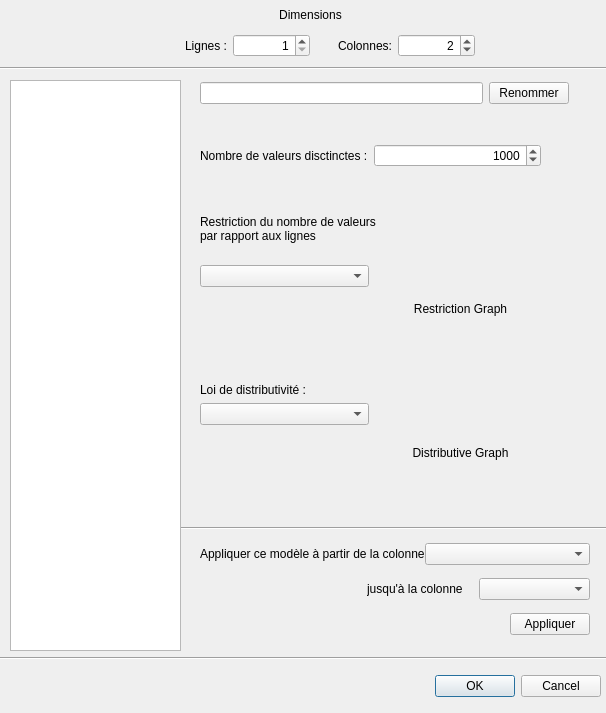
Above: QT-src/randomization/generation_dialog.ui from Golgoo/IHM-MoonProject before the change. Below: the same form after it.
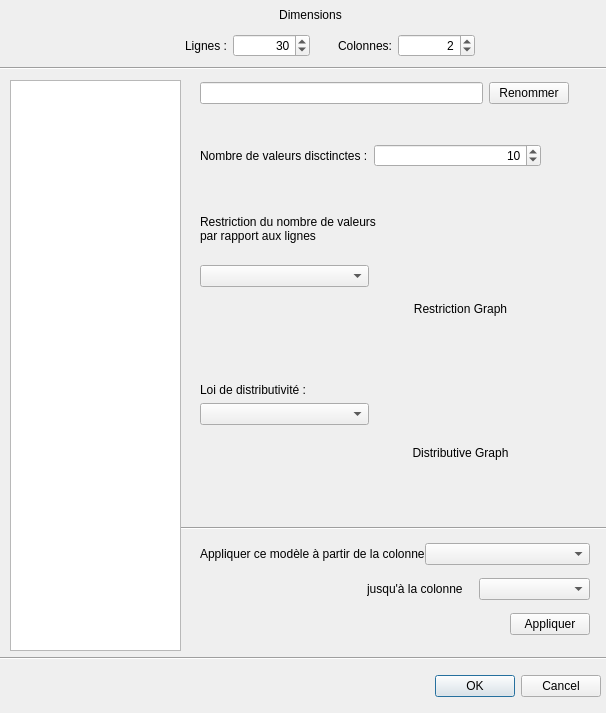
That is the form after the change.

The edit to the form file:
```diff
--- a/QT-src/randomization/generation_dialog.ui
+++ b/QT-src/randomization/generation_dialog.ui
@@ -124,6 +124,9 @@
       <property name="maximum">
        <number>10000000</number>
       </property>
+      <property name="value">
+       <number>30</number>
+      </property>
      </widget>
     </item>
     <item>
@@ -205,7 +208,7 @@
        <number>2000000000</number>
       </property>
       <property name="value">
-       <number>1000</number>
+       <number>10</number>
       </property>
      </widget>
     </item>
```
